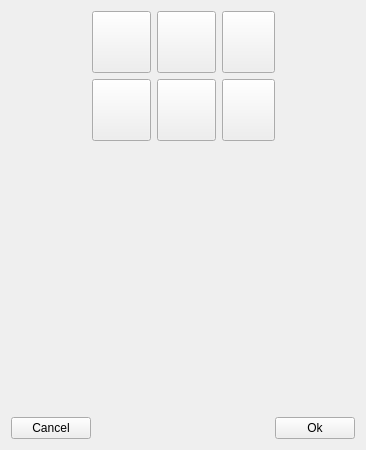
Old version of the form HimalayaMain/Gui/Components/Programs/Forms/ModifyProgramIconDlg.ui in the repository Liyezhong/Master.
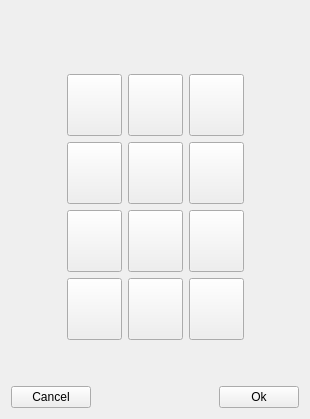
New version of the form.

Commit message: 1.Supply the 12 icons for program step setting. 2.Move the icon of Ambient temperature to the first position. Paraffin can not set Ambient temperature.

Diff of the .ui file:
```diff
--- a/HimalayaMain/Gui/Components/Programs/Forms/ModifyProgramIconDlg.ui
+++ b/HimalayaMain/Gui/Components/Programs/Forms/ModifyProgramIconDlg.ui
@@ -6,8 +6,8 @@
    <rect>
     <x>0</x>
     <y>0</y>
-    <width>366</width>
-    <height>450</height>
+    <width>310</width>
+    <height>419</height>
    </rect>
   </property>
   <property name="minimumSize">
@@ -20,12 +20,12 @@
    <string>Form</string>
   </property>
   <layout class="QGridLayout" name="gridLayout_2">
-   <item row="0" column="0">
+   <item row="1" column="0">
     <layout class="QVBoxLayout" name="verticalLayout">
      <item>
       <layout class="QHBoxLayout" name="horizontalLayout_2">
        <item>
-        <spacer name="horizontalSpacer_2">
+        <spacer name="horizontalSpacer_3">
          <property name="orientation">
           <enum>Qt::Horizontal</enum>
          </property>
@@ -39,88 +39,202 @@
        </item>
        <item>
         <layout class="QGridLayout" name="gridLayout">
-         <item row="0" column="0">
-          <widget class="QPushButton" name="IconButton_1">
-           <property name="minimumSize">
-            <size>
-             <width>59</width>
-             <height>62</height>
-            </size>
-           </property>
-           <property name="text">
-            <string/>
-           </property>
-          </widget>
-         </item>
-         <item row="0" column="1">
-          <widget class="QPushButton" name="IconButton_2">
-           <property name="minimumSize">
-            <size>
-             <width>59</width>
-             <height>62</height>
-            </size>
-           </property>
-           <property name="text">
-            <string/>
-           </property>
-          </widget>
-         </item>
-         <item row="0" column="2">
+         <item row="0" column="3">
           <widget class="QPushButton" name="IconButton_3">
            <property name="minimumSize">
             <size>
-             <width>53</width>
+             <width>55</width>
              <height>62</height>
             </size>
            </property>
            <property name="text">
             <string/>
            </property>
+           <property name="checkable">
+            <bool>true</bool>
+           </property>
           </widget>
          </item>
-         <item row="1" column="0">
-          <widget class="QPushButton" name="IconButton_4">
+         <item row="3" column="1">
+          <widget class="QPushButton" name="IconButton_7">
            <property name="minimumSize">
             <size>
-             <width>53</width>
+             <width>55</width>
              <height>62</height>
             </size>
            </property>
            <property name="text">
             <string/>
+           </property>
+           <property name="checkable">
+            <bool>true</bool>
+           </property>
+          </widget>
+         </item>
+         <item row="0" column="2">
+          <widget class="QPushButton" name="IconButton_2">
+           <property name="minimumSize">
+            <size>
+             <width>55</width>
+             <height>62</height>
+            </size>
+           </property>
+           <property name="text">
+            <string/>
+           </property>
+           <property name="checkable">
+            <bool>true</bool>
+           </property>
+          </widget>
+         </item>
+         <item row="1" column="3">
+          <widget class="QPushButton" name="IconButton_6">
+           <property name="minimumSize">
+            <size>
+             <width>55</width>
+             <height>62</height>
+            </size>
+           </property>
+           <property name="text">
+            <string/>
+           </property>
+           <property name="checkable">
+            <bool>true</bool>
+           </property>
+          </widget>
+         </item>
+         <item row="4" column="3">
+          <widget class="QPushButton" name="IconButton_12">
+           <property name="minimumSize">
+            <size>
+             <width>55</width>
+             <height>62</height>
+            </size>
+           </property>
+           <property name="text">
+            <string/>
+           </property>
+           <property name="checkable">
+            <bool>true</bool>
+           </property>
+          </widget>
+         </item>
+         <item row="3" column="2">
+          <widget class="QPushButton" name="IconButton_8">
+           <property name="minimumSize">
+            <size>
+             <width>55</width>
+             <height>62</height>
+            </size>
+           </property>
+           <property name="text">
+            <string/>
+           </property>
+           <property name="checkable">
+            <bool>true</bool>
+           </property>
+          </widget>
+         </item>
+         <item row="4" column="2">
+          <widget class="QPushButton" name="IconButton_11">
+           <property name="minimumSize">
+            <size>
+             <width>55</width>
+             <height>62</height>
+            </size>
+           </property>
+           <property name="text">
+            <string/>
+           </property>
+           <property name="checkable">
+            <bool>true</bool>
+           </property>
+          </widget>
+         </item>
+         <item row="4" column="1">
+          <widget class="QPushButton" name="IconButton_10">
+           <property name="minimumSize">
+            <size>
+             <width>55</width>
+             <height>62</height>
+            </size>
+           </property>
+           <property name="text">
+            <string/>
+           </property>
+           <property name="checkable">
+            <bool>true</bool>
+           </property>
+          </widget>
+         </item>
+         <item row="0" column="1">
+          <widget class="QPushButton" name="IconButton_1">
+           <property name="minimumSize">
+            <size>
+             <width>55</width>
+             <height>62</height>
+            </size>
+           </property>
+           <property name="text">
+            <string/>
+           </property>
+           <property name="checkable">
+            <bool>true</bool>
            </property>
           </widget>
          </item>
          <item row="1" column="1">
-          <widget class="QPushButton" name="IconButton_5">
+          <widget class="QPushButton" name="IconButton_4">
            <property name="minimumSize">
             <size>
-             <width>53</width>
+             <width>55</width>
              <height>62</height>
             </size>
            </property>
            <property name="text">
             <string/>
+           </property>
+           <property name="checkable">
+            <bool>true</bool>
+           </property>
+          </widget>
+         </item>
+         <item row="3" column="3">
+          <widget class="QPushButton" name="IconButton_9">
+           <property name="minimumSize">
+            <size>
+             <width>55</width>
+             <height>62</height>
+            </size>
+           </property>
+           <property name="text">
+            <string/>
+           </property>
+           <property name="checkable">
+            <bool>true</bool>
            </property>
           </widget>
          </item>
          <item row="1" column="2">
-          <widget class="QPushButton" name="IconButton_6">
+          <widget class="QPushButton" name="IconButton_5">
            <property name="minimumSize">
             <size>
-             <width>53</width>
+             <width>55</width>
              <height>62</height>
             </size>
            </property>
            <property name="text">
             <string/>
            </property>
+           <property name="checkable">
+            <bool>true</bool>
+           </property>
           </widget>
          </item>
         </layout>
        </item>
        <item>
-        <spacer name="horizontalSpacer_3">
+        <spacer name="horizontalSpacer_2">
          <property name="orientation">
           <enum>Qt::Horizontal</enum>
          </property>
@@ -180,6 +294,19 @@
      </item>
     </layout>
    </item>
+   <item row="0" column="0">
+    <spacer name="verticalSpacer_2">
+     <property name="orientation">
+      <enum>Qt::Vertical</enum>
+     </property>
+     <property name="sizeHint" stdset="0">
+      <size>
+       <width>20</width>
+       <height>40</height>
+      </size>
+     </property>
+    </spacer>
+   </item>
   </layout>
  </widget>
  <resources/>
```
The commit also changes 10 other files.
